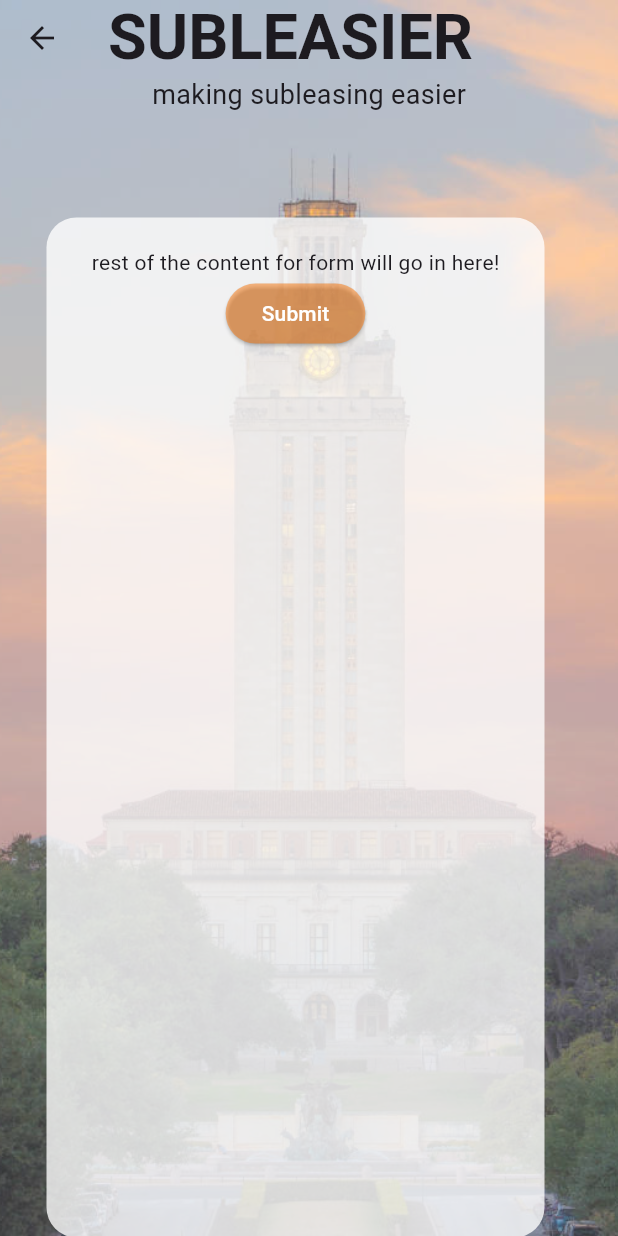
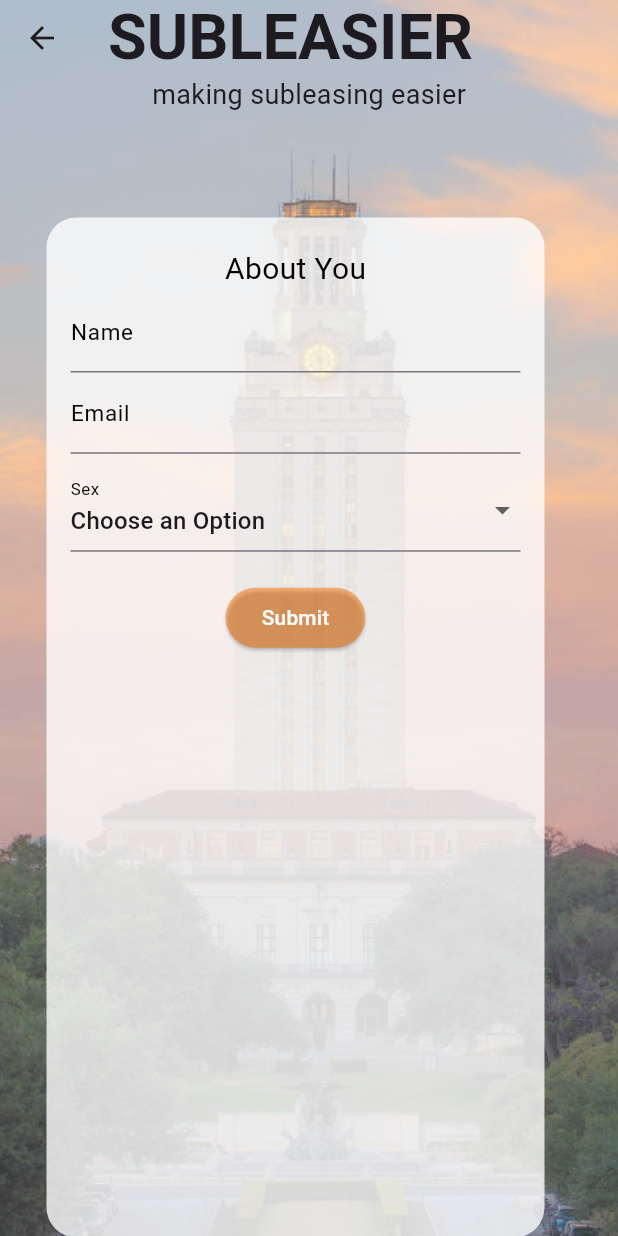
Before and after one commit to siddhi-bansal/subleasier, a Flutter app: the screen it shows after launch, after a tap on an icon or button, on a phone screen of 412 x 824 dp. Run offline on Flutter 3.47's test engine with Material 3 defaults, Android fonts, the phone set to English and light mode, and no system bars.

Commit message:
small changes to home screen, started working on form

```diff
--- a/lib/main.dart
+++ b/lib/main.dart
@@ -98,7 +98,7 @@ class _MyHomePageState extends State<MyHomePage> {
                     textAlign: TextAlign.center,
                     style: TextStyle(
                       fontSize: 22.0,
-                      color: Colors.black
+                      color: Colors.white
                     )
                   ),
                   SizedBox(height: 10.0),
@@ -107,7 +107,7 @@ class _MyHomePageState extends State<MyHomePage> {
                     textAlign: TextAlign.center,
                     style: TextStyle(
                       fontSize: 18.0,
-                      color: Colors.black
+                      color: Colors.white
                     ),
                   ),
                   SizedBox(height: 30.0),
@@ -138,7 +138,7 @@ class _MyHomePageState extends State<MyHomePage> {
                     textAlign: TextAlign.center,
                     style: TextStyle(
                       fontSize: 22.0,
-                      color: Colors.black
+                      color: Colors.white
                     )
                   ),
                   SizedBox(height: 10.0),
@@ -147,7 +147,7 @@ class _MyHomePageState extends State<MyHomePage> {
                     textAlign: TextAlign.center,
                     style: TextStyle(
                       fontSize: 18.0,
-                      color: Colors.black
+                      color: Colors.white
                     ),
                   ),
                   SizedBox(height: 30.0),
--- a/lib/sublessor/posting_form.dart
+++ b/lib/sublessor/posting_form.dart
@@ -1,7 +1,21 @@
 import 'package:flutter/material.dart';
 import 'posting_success.dart';
 
-class SublessorForm extends StatelessWidget {
+final GlobalKey<FormState> _formKey = GlobalKey<FormState>();
+
+class SublessorForm extends StatefulWidget {
+  @override
+  _SublessorFormState createState() => _SublessorFormState();
+}
+
+class _SublessorFormState extends State<SublessorForm> {
+
+  String _name = '';
+  String _email = '';
+  String? _sex = 'Choose an Option';
+  String _location = '';
+  final List<String> _sexList = ['Choose an Option', 'Male', 'Female'];
+  final List<String> _locationList = ['Moontower', 'Lark', '2400 Nueces'];
   @override
   Widget build(BuildContext context) {
     return Scaffold(
@@ -57,7 +71,92 @@ class SublessorForm extends StatelessWidget {
         child: Column(
           children: <Widget>[
             const SizedBox(height: 20.0),
-            const Text('rest of the content for form will go in here!'),
+            Form(
+        key: _formKey, // Associate the form key with this Form widget
+        child: Padding(
+          padding: EdgeInsets.symmetric(horizontal: 16.0),
+          child: Column(
+            children: <Widget>[
+              const Center(child: Text('About You', style: TextStyle(fontSize: 20, color: Colors.black))),
+              TextFormField(
+                decoration: const InputDecoration(
+                  labelText: 'Name',
+                  labelStyle: TextStyle(color: Colors.black, fontSize: 15),
+                  focusedBorder: UnderlineInputBorder(
+                    borderSide: BorderSide(color: Color.fromARGB(237, 193, 90, 5),), // Change to your desired color
+                  ),
+                  ),
+                cursorColor: Color.fromARGB(237, 193, 90, 5),
+                style: TextStyle(fontSize: 15.0),
+                validator: (value) {
+                  // Validation function for the name field
+                  if (value!.isEmpty) {
+                    return 'Please enter your name.'; // Return an error message if the name is empty
+                  }
+                  return null; // Return null if the name is valid
+                },
+                onSaved: (value) {
+                  _name = value!; // Save the entered name
+                },
+              ),
+              TextFormField(
+                decoration: const InputDecoration(
+                  labelText: 'Email',
+                  labelStyle: TextStyle(color: Colors.black, fontSize: 15),
+                  focusedBorder: UnderlineInputBorder(
+                    borderSide: BorderSide(color: Color.fromARGB(237, 193, 90, 5),), // Change to your desired color
+                  ),
+                  ),
+                cursorColor: const Color.fromARGB(237, 193, 90, 5),
+                style: TextStyle(fontSize: 15.0),
+                validator: (value) {
+                  // Validation function for the email field
+                  if (value!.isEmpty) {
+                    return 'Please enter your email.'; // Return an error message if the email is empty
+                  }
+                  return null; // Return null if the email is valid
+                },
+                onSaved: (value) {
+                  _email = value!; // Save the entered email
+                },
+              ),
+              SizedBox(height: 10),
+              FormField<String>(
+                validator: (value) {
+                  if (value == null || value.isEmpty || value == 'Choose an option') {
+                    return 'Please choose an option'; // Return an error message if "Choose an option" is selected
+                  }
+                  return null; // Return null if the value is valid
+                },
+              builder: (FormFieldState<String> state) {
+              return DropdownButtonFormField<String>(
+                value: _sex ?? '',
+                onChanged: (String? newValue) {
+                  setState(() {
+                    _sex = newValue;
+                    state.didChange(newValue);
+                  });
+                },
+                items: _sexList.map((String option) {
+                  return DropdownMenuItem<String>(
+                    value: option,
+                    child: Text(option)
+                  );
+                }
+                ).toList(),
+                 decoration: const InputDecoration(
+                  labelText: 'Sex',
+                  labelStyle: TextStyle(color: Colors.black, fontSize: 15, height: 1),
+                  focusedBorder: UnderlineInputBorder(
+                    borderSide: BorderSide(color: Color.fromARGB(237, 193, 90, 5),), // Change to your desired color
+                  ),
+                  ),
+              );
+
+              }
+              ),
+
+              const SizedBox(height: 20.0),
               ElevatedButton(
               style: ButtonStyle(
                 backgroundColor: MaterialStateProperty.all<Color>(Color.fromARGB(120, 255, 115, 0))
@@ -71,7 +170,11 @@ class SublessorForm extends StatelessWidget {
                     color: Colors.white
                     )
                 )
-            )
+            ),
+            ],
+          ),
+        ),
+      ),
           ]
         )
       )
@@ -86,9 +189,13 @@ class SublessorForm extends StatelessWidget {
 This method should send data to firebase. Then, navigate to posting_success.
 */
 void submitForm(BuildContext context) {
+  if (_formKey.currentState!.validate()) {
     print('Form submitted!');
     Navigator.push(
       context,
       MaterialPageRoute(builder: (context) => PostingSuccess()),
     );
   }
+  // else, Flutter will automatically handle error.
+
+}
```
Lines whose indentation alone changed are shown as unchanged.
